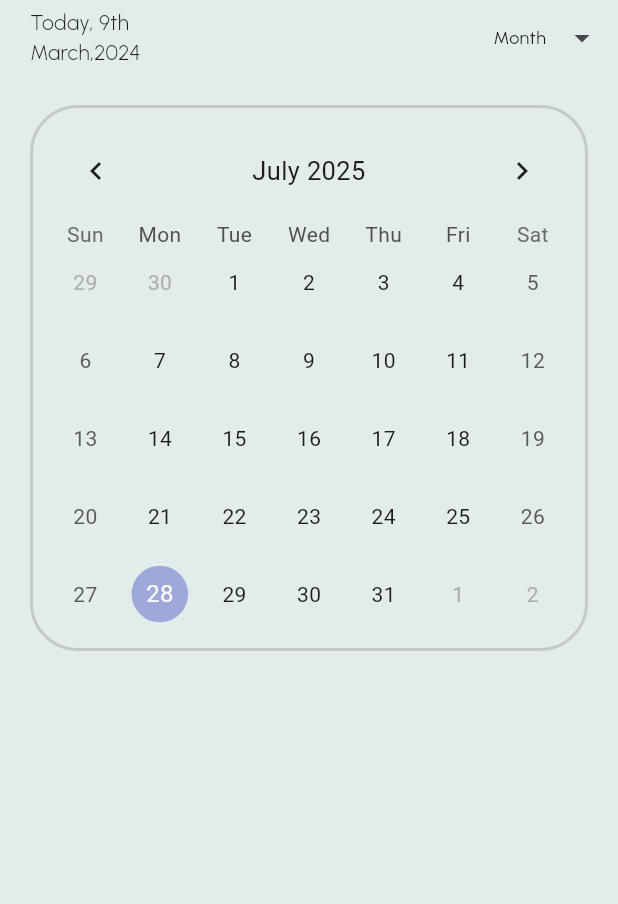
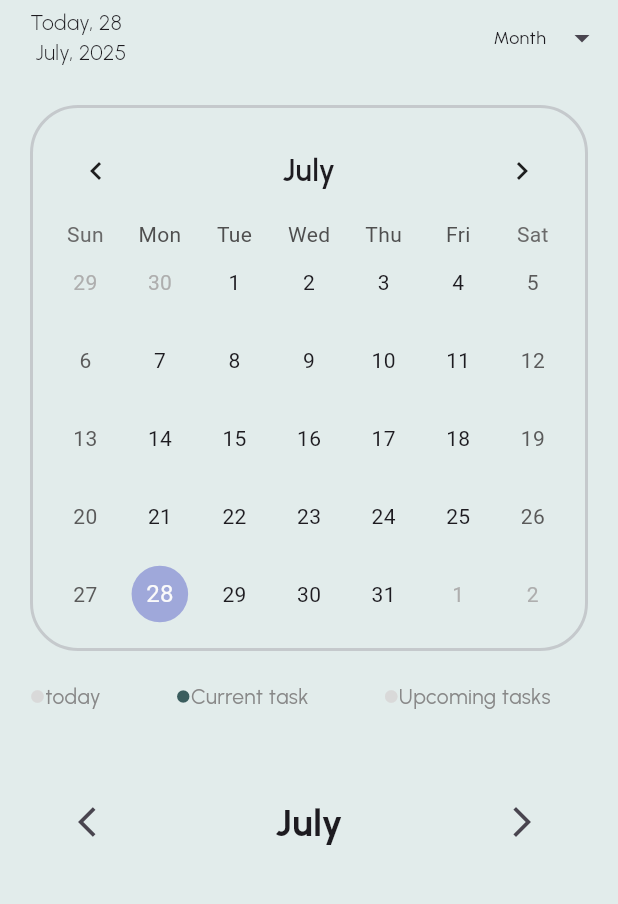
Before and after one commit to TajemulCSE/DailySchedule, a Flutter app: the screen it shows after launch, on a phone screen of 412 x 824 dp, the part 96-1000 px from its top. Run offline on Flutter 3.47's test engine with Material 3 defaults, Android fonts, the light colour scheme and no system bars; drawn by our look-alikes of table_calendar.

Commit message:
Month with arrow Added

```diff
--- a/lib/screens/daily_schedule/daily_schedule.dart
+++ b/lib/screens/daily_schedule/daily_schedule.dart
@@ -1,10 +1,34 @@
 import 'package:flutter/material.dart';
+import 'package:intl/intl.dart';
 import 'package:table_calendar/table_calendar.dart';
 
-class DailySchedule extends StatelessWidget {
+class DailySchedule extends StatefulWidget {
+  const DailySchedule({super.key});
+
+  @override
+  State<DailySchedule> createState() => _DailySchedule();
+}
+
+class _DailySchedule extends State<DailySchedule> {
+  DateTime focusedDay = DateTime.now();
+  //goto next month
+  void _nextMonth() {
+    setState(() {
+      focusedDay = DateTime(focusedDay.year, focusedDay.month + 1);
+    });
+  }
+
+  //goto previous month
+  void _previousMonth() {
+    setState(() {
+      focusedDay = DateTime(focusedDay.year, focusedDay.month - 1);
+    });
+  }
+
   @override
   Widget build(BuildContext context) {
-    return Scaffold(backgroundColor: Color(0xFFE2ECEB),
+    return Scaffold(
+      backgroundColor: Color(0xFFE2ECEB),
       body: SingleChildScrollView(
         child: Column(
           crossAxisAlignment: CrossAxisAlignment.stretch,
@@ -27,7 +51,7 @@ class DailySchedule extends StatelessWidget {
                 Padding(
                   padding: const EdgeInsets.fromLTRB(20, 5, 0, 5),
                   child: Text(
-                    "Today, 9th \nMarch,2024",
+                    "Today, ${DateFormat('d').format(DateTime.now())} \n ${DateFormat('MMMM, y').format(DateTime.now())}",
                     style: TextStyle(
                       fontFamily: 'Urbanist-VariableFont_wght',
                       fontWeight: FontWeight.w300,
@@ -55,15 +79,12 @@ class DailySchedule extends StatelessWidget {
               ],
             ),
             Padding(
-
               padding: const EdgeInsets.all(20.0),
               child: Container(
                 alignment: Alignment.center,
                 decoration: BoxDecoration(
-                  border: Border.all(width: 2,
-                  color: Color(0x3D675A6B)
-                  ),
-                  borderRadius: BorderRadius.circular(32)
+                  border: Border.all(width: 2, color: Color(0x3D675A6B)),
+                  borderRadius: BorderRadius.circular(32),
                 ),
                 padding: EdgeInsets.all(10),
                 child: TableCalendar(
@@ -73,9 +94,81 @@ class DailySchedule extends StatelessWidget {
 
                   headerStyle: HeaderStyle(
                     formatButtonVisible: false,
-                    titleCentered: true
+                    titleCentered: true,
+                    titleTextFormatter:
+                        (date, locale) => DateFormat.MMMM(locale).format(date),
+                    titleTextStyle: TextStyle(
+                      fontFamily: 'Urbanist-VariableFont_wght',
+                      fontWeight: FontWeight.w600,
+                      fontSize: 20,
+                    ),
                   ),
                 ),
+              ),
+            ),
+            Row(
+              children: [
+                SizedBox(width: 20),
+                Icon(Icons.circle, size: 10, color: Color(0xFFD9D9D9)),
+                Text(
+                  "today",
+                  style: TextStyle(
+                    fontFamily: 'Urbanist-VariableFont_wght',
+                    fontWeight: FontWeight.w400,
+                    color: Color(0xFF888888),
+                  ),
+                ),
+                SizedBox(width: 50),
+                Icon(Icons.circle, size: 10, color: Color(0xFF3B5D5E)),
+                Text(
+                  "Current task",
+                  style: TextStyle(
+                    fontFamily: 'Urbanist-VariableFont_wght',
+                    fontWeight: FontWeight.w400,
+                    color: Color(0xFF888888),
+                  ),
+                ),
+                SizedBox(width: 50),
+                Icon(Icons.circle, size: 10, color: Color(0xFFD9D9D9)),
+                Text(
+                  "Upcoming tasks",
+                  style: TextStyle(
+                    fontFamily: 'Urbanist-VariableFont_wght',
+                    fontWeight: FontWeight.w400,
+                    color: Color(0xFF888888),
+                  ),
+                ),
+              ],
+            ),
+            SizedBox(height: 10),
+
+            Padding(
+              padding: const EdgeInsets.all(40.0),
+              child: Row(
+                children: [
+                  IconButton(
+                    onPressed: () {
+                      _previousMonth();
+                    },
+                    icon: Icon(Icons.arrow_back_ios),
+                  ),
+                  Spacer(),
+                  Text(
+                    DateFormat.MMMM().format(focusedDay),
+                    style: TextStyle(
+                      fontFamily: 'Urbanist-VariableFont_wght',
+                      fontSize: 25,
+                      fontWeight: FontWeight.w700,
+                    ),
+                  ),
+                  Spacer(),
+                  IconButton(
+                    onPressed: () {
+                      _nextMonth();
+                    },
+                    icon: Icon(Icons.arrow_forward_ios),
+                  ),
+                ],
               ),
             ),
           ],
--- a/pubspec.yaml
+++ b/pubspec.yaml
@@ -35,6 +35,7 @@ dependencies:
   # The following adds the Cupertino Icons font to your application.
   # Use with the CupertinoIcons class for iOS style icons.
   cupertino_icons: ^1.0.8
+  intl: ^0.20.2
 
 dev_dependencies:
   flutter_test:
```
Also changed, not shown: pubspec.lock.
